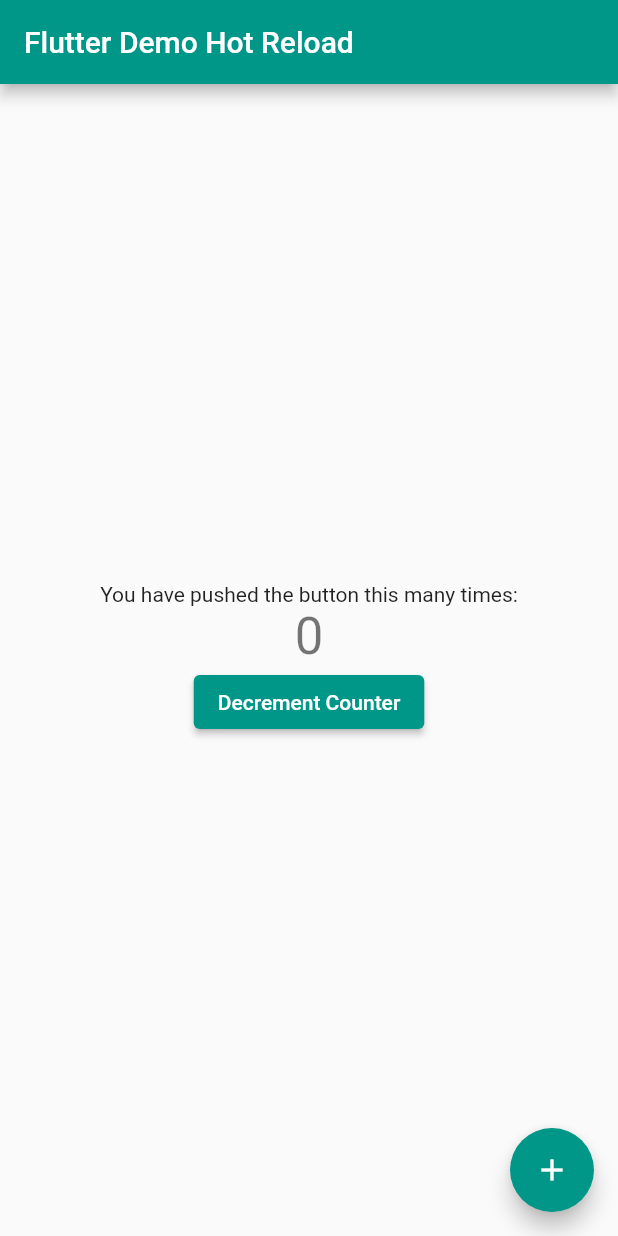
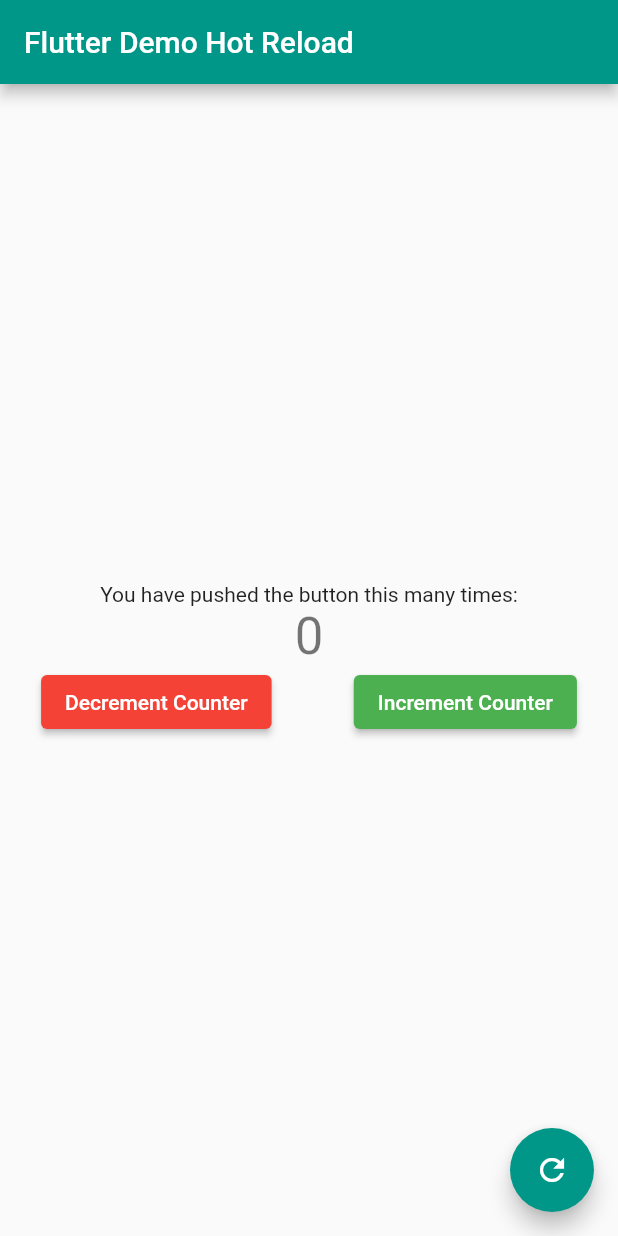
Before and after one commit to blessed-sibanda/counter_app, a Flutter app: the screen it shows after launch, on a phone screen of 412 x 824 dp. Run offline on Flutter 3.47's test engine with Material 2 defaults, Android fonts, the phone set to English and light mode, and no system bars.

Commit message:
make floating-action button reset the counter

```diff
--- a/lib/main.dart
+++ b/lib/main.dart
@@ -36,6 +36,8 @@ class _MyHomePageState extends State<MyHomePage> {
 
   void _decrementCounter() => setState(() => _counter--);
 
+  void _resetCounter() => setState(() => _counter = 0);
+
   @override
   Widget build(BuildContext context) {
     return Scaffold(
@@ -53,17 +55,28 @@ class _MyHomePageState extends State<MyHomePage> {
               '$_counter',
               style: Theme.of(context).textTheme.headline4,
             ),
-            ElevatedButton(
-              onPressed: _decrementCounter,
-              child: const Text('Decrement Counter'),
-            )
+            Row(
+              mainAxisAlignment: MainAxisAlignment.spaceAround,
+              children: [
+                ElevatedButton(
+                  style: ElevatedButton.styleFrom(primary: Colors.red),
+                  onPressed: _decrementCounter,
+                  child: const Text('Decrement Counter'),
+                ),
+                ElevatedButton(
+                  style: ElevatedButton.styleFrom(primary: Colors.green),
+                  onPressed: _incrementCounter,
+                  child: const Text('Increment Counter'),
+                ),
+              ],
+            ),
           ],
         ),
       ),
       floatingActionButton: FloatingActionButton(
-        onPressed: _incrementCounter,
-        tooltip: 'Increment',
-        child: const Icon(Icons.add),
+        onPressed: _resetCounter,
+        tooltip: 'Reset Counter',
+        child: const Icon(Icons.refresh),
       ),
     );
   }
```
